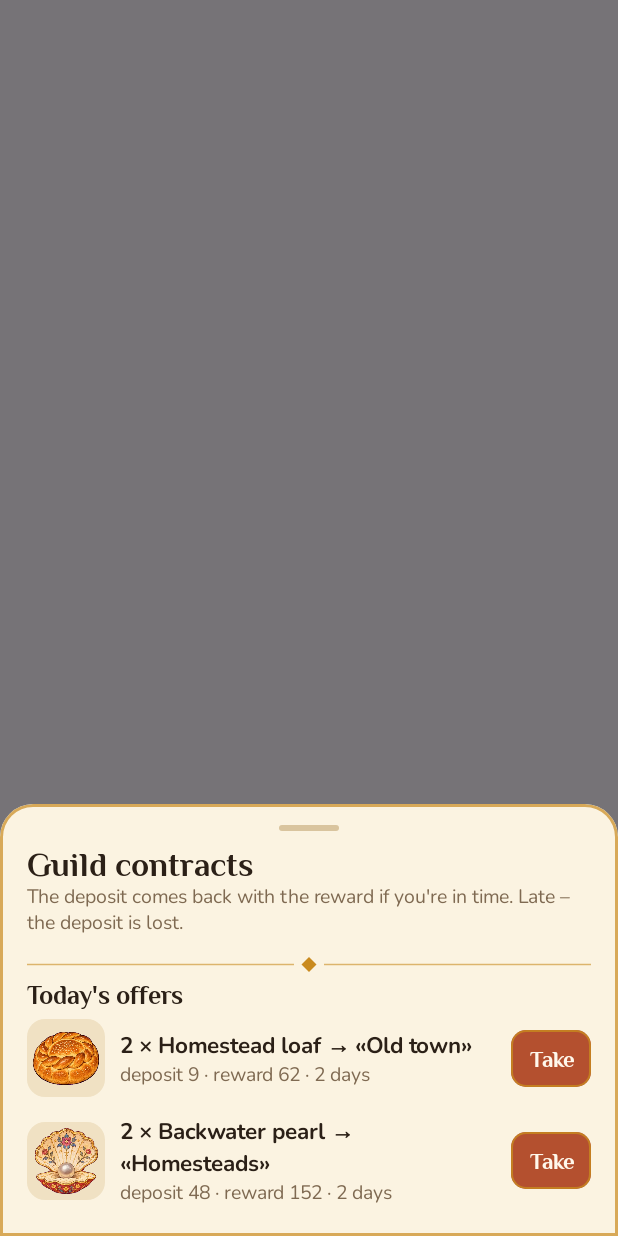
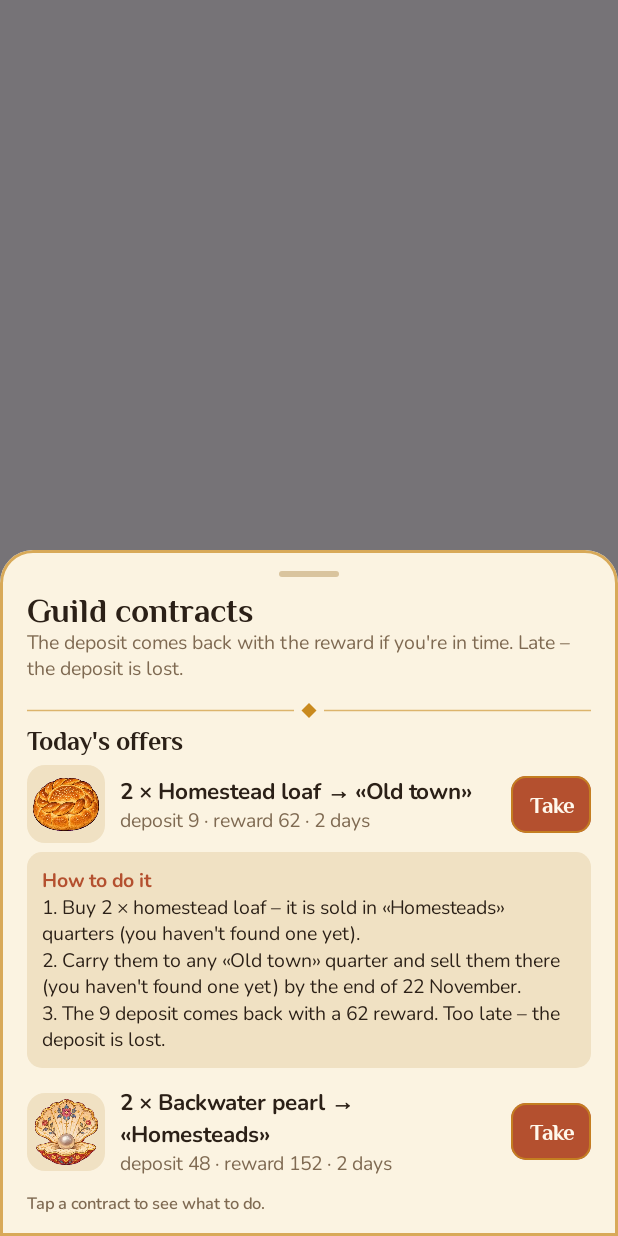
Before and after one commit to bigdevwhale/caravan, an Android app built with Jetpack Compose: the composable ContractsSheet shown on its own in the app's theme, after a tap on "Guild contracts", on a phone screen of 412 x 824 dp. Run offline under Robolectric (Android 15) with nearby library versions, the phone set to English and light mode, and no system bars; pictures from the network do not load; 5 statements that could not run were skipped.

Commit message:
Contracts wrap and open a plain how-to on tap (#5)
Co-Authored-By: Claude Opus 5.5 <noreply@anthropic.com>

```diff
--- a/app/src/main/java/app/caravan/ui/People.kt
+++ b/app/src/main/java/app/caravan/ui/People.kt
@@ -131,25 +131,57 @@ fun ContractsSheet(s: State, onDismiss: () -> Unit) {
         Title(tr("Контракты гильдии", "Guild contracts"), tr("Залог возвращается с наградой, если успеете к сроку. Опоздаете – залог пропадёт.", "The deposit comes back with the reward if you're in time. Late – the deposit is lost."))
         Spacer(Modifier.height(8.dp))
         val taken = s.contracts.filter { it.taken }
+        var open by remember { mutableStateOf<Long?>(null) }
         if (taken.isNotEmpty()) Text(tr("Взятые", "Taken"), style = T.h3)
         taken.forEach { k ->
             val g = Goods[k.good]
             val p = Contracts.progress(s, k)
             GoodRow(g.pic, tr("${k.n} × ${g.ru} → «${k.where.ru}»", "${k.n} × ${g.en} → «${k.where.en}»"),
-                tr("сдано $p из ${k.n} · до ", "delivered $p of ${k.n} · until ") + app.caravan.domain.fmtDay(app.caravan.domain.dayOf(k.until))) {
+                tr("сдано $p из ${k.n} · до ", "delivered $p of ${k.n} · until ") + app.caravan.domain.fmtDay(app.caravan.domain.dayOf(k.until)),
+                Modifier.clickable { open = if (open == k.id) null else k.id }, lines = 4) {
                 if (p >= k.n) Btn("+" + fmt(k.deposit + k.reward), small = true) { scope.launch { c.game.claimContract(k.id) } }
             }
+            if (open == k.id) ContractHow(s, k, taken = true)
         }
         Ornament()
         Text(tr("Предложения на сегодня", "Today's offers"), style = T.h3)
         Contracts.offers(s).forEach { k ->
             val g = Goods[k.good]
             GoodRow(g.pic, tr("${k.n} × ${g.ru} → «${k.where.ru}»", "${k.n} × ${g.en} → «${k.where.en}»"),
-                tr("залог ${k.deposit} · награда ${k.reward} · 2 дня", "deposit ${k.deposit} · reward ${k.reward} · 2 days")) {
+                tr("залог ${k.deposit} · награда ${k.reward} · 2 дня", "deposit ${k.deposit} · reward ${k.reward} · 2 days"),
+                Modifier.clickable { open = if (open == k.id) null else k.id }, lines = 4) {
                 Btn(tr("Взять", "Take"), small = true, enabled = s.gold >= k.deposit && taken.size < 3) { scope.launch { c.game.takeContract(k) } }
             }
+            if (open == k.id) ContractHow(s, k, taken = false)
         }
         if (taken.size >= 3) Text(tr("Больше трёх контрактов сразу гильдия не даёт.", "The guild gives no more than three at once."), style = T.small)
+        Text(tr("Тапните контракт – что нужно сделать.", "Tap a contract to see what to do."), style = T.tiny, modifier = Modifier.padding(top = 4.dp))
+    }
+}
+
+/** A contract in plain words: where to buy, where to sell, by when, and what comes back. */
+@Composable
+private fun ContractHow(s: State, k: app.caravan.domain.Contract, taken: Boolean) {
+    val g = Goods[k.good]
+    val here = s.quarters[s.here]
+    fun nearest(kind: app.caravan.domain.Kind?) = s.quarters.values.filter { it.kind == kind }
+        .minByOrNull { q -> here?.let { app.caravan.trip.Geo.distance(it.lat, it.lon, q.lat, q.lon) } ?: 0.0 }
+    val buyAt = nearest(g.kind)
+    val sellAt = nearest(k.where)
+    val gk = g.kind
+    val buy = if (gk == null) tr("Добудьте ${k.n} × ${g.ru.lowercase()}.", "Get ${k.n} × ${g.en.lowercase()}.")
+        else tr("1. Купите ${k.n} × ${g.ru.lowercase()} – его продают в кварталах вида «${gk.ru}»", "1. Buy ${k.n} × ${g.en.lowercase()} – it is sold in «${gk.en}» quarters") +
+            (buyAt?.let { tr(", ближе всего – ${it.ru}", ", nearest: ${it.en}") } ?: tr(" (такой вы ещё не нашли)", " (you haven't found one yet)")) + "."
+    val sell = tr("2. Отвезите и продайте их в любом квартале вида «${k.where.ru}»", "2. Carry them to any «${k.where.en}» quarter and sell them there") +
+        (sellAt?.let { tr(", например в ${it.ru}", ", for example ${it.en}") } ?: tr(" (такой вы ещё не нашли)", " (you haven't found one yet)")) +
+        tr(" до ${app.caravan.domain.fmtDay(app.caravan.domain.dayOf(k.until))}, конца дня.", " by the end of ${app.caravan.domain.fmtDay(app.caravan.domain.dayOf(k.until))}.")
+    val money = tr("3. Залог ${k.deposit} вернётся вместе с наградой ${k.reward}. Не успеете – залог пропадёт.", "3. The ${k.deposit} deposit comes back with a ${k.reward} reward. Too late – the deposit is lost.")
+    Column(Modifier.fillMaxWidth().padding(bottom = 6.dp).clip(RoundedCornerShape(10.dp)).background(C.paper2).padding(10.dp)) {
+        Text(tr("Как выполнить", "How to do it"), style = T.smallB.copy(color = C.acc))
+        Text(buy, style = T.small.copy(color = C.ink))
+        Text(sell, style = T.small.copy(color = C.ink))
+        Text(money, style = T.small.copy(color = C.ink))
+        if (taken) Text(tr("Считаются продажи после того, как вы взяли контракт.", "Only sales after you took the contract count."), style = T.tiny, modifier = Modifier.padding(top = 4.dp))
     }
 }
 
```
